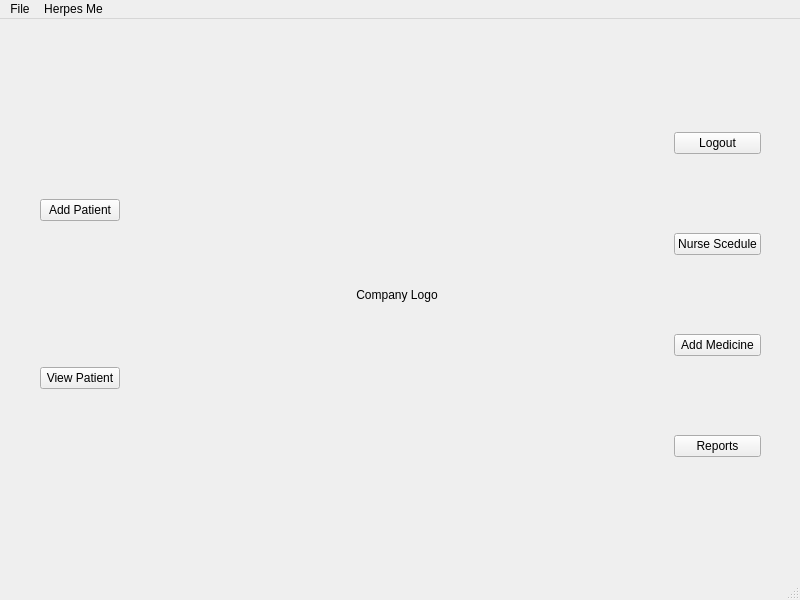
Qt form doctorview.ui (luigiacuna/UB-GUI-OOP-Final-Project) before a commit.
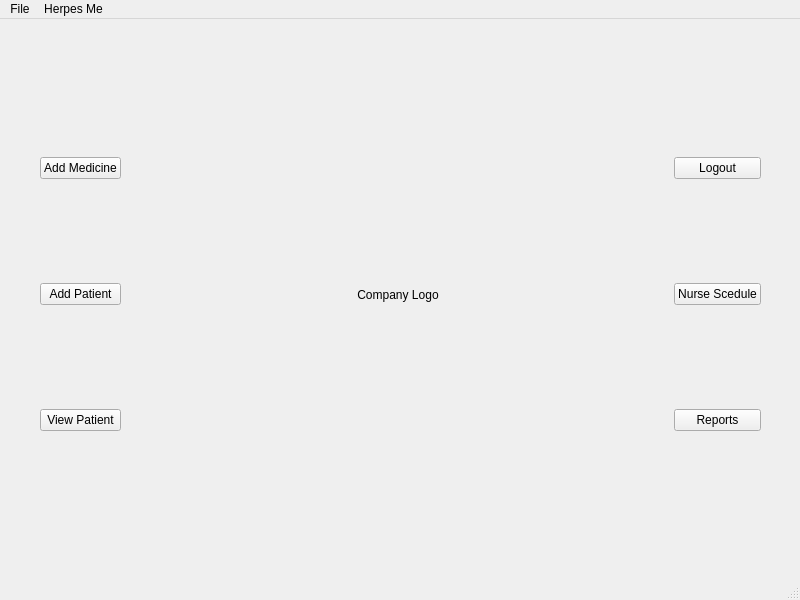
The same form after that commit.

Patch:
```diff
--- a/doctorview.ui
+++ b/doctorview.ui
@@ -26,6 +26,13 @@
     <layout class="QHBoxLayout" name="crissCross">
      <item>
       <layout class="QVBoxLayout" name="slideToTheLeft">
+       <item>
+        <widget class="QPushButton" name="addMeds">
+         <property name="text">
+          <string>Add Medicine</string>
+         </property>
+        </widget>
+       </item>
        <item>
         <widget class="QPushButton" name="addPatient">
          <property name="text">
@@ -94,13 +101,6 @@
          </property>
         </widget>
        </item>
-       <item>
-        <widget class="QPushButton" name="addMeds">
-         <property name="text">
-          <string>Add Medicine</string>
-         </property>
-        </widget>
-       </item>
        <item>
         <widget class="QPushButton" name="reportsButton">
          <property name="text">
```
